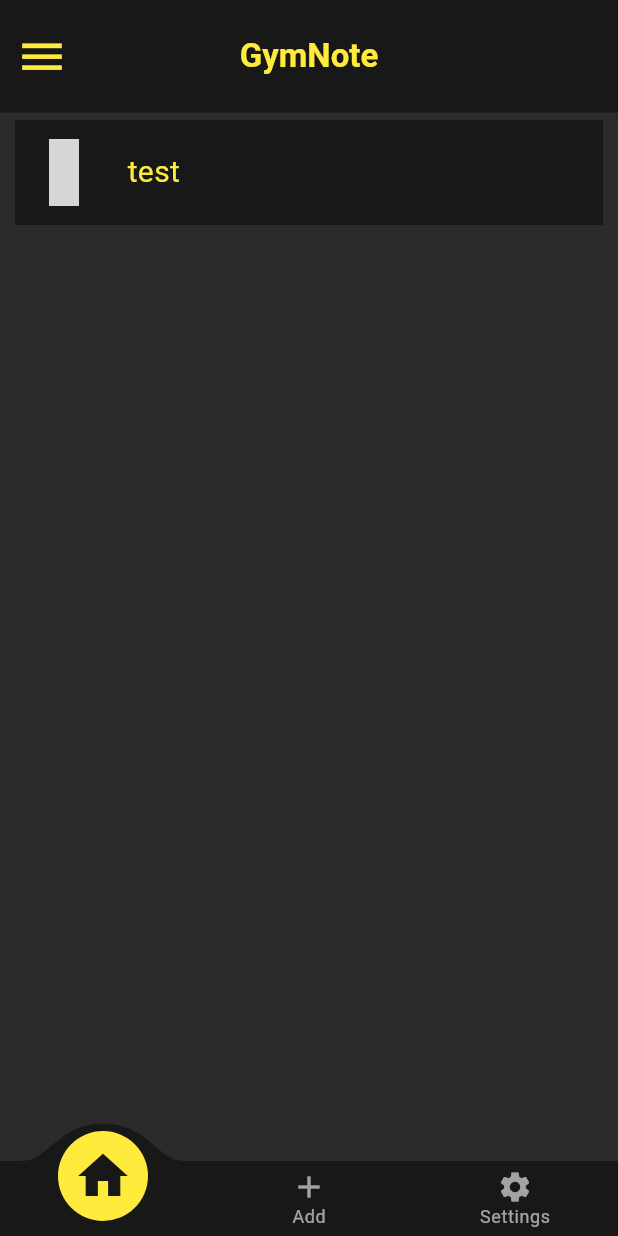
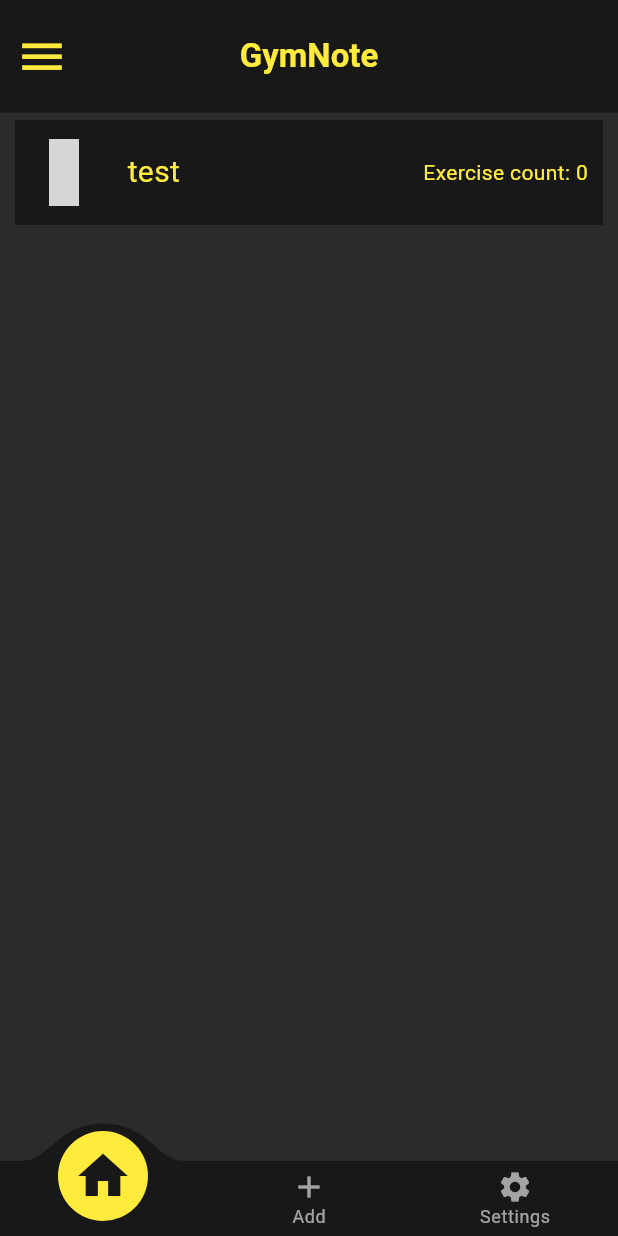
Before and after one commit to kry-ozo/gymNote, a Flutter app: the screen it shows after launch, on a phone screen of 412 x 824 dp. Run offline on Flutter 3.47's test engine with Material 3 defaults, Android fonts, the phone set to English and light mode, and no system bars; drawn by our look-alikes of convex_bottom_bar; missing offline and left inert: super_icons; grey boxes are pictures that could not be loaded.

Commit message:
Added styling for workout tile

```diff
--- a/lib/components/workout_tile.dart
+++ b/lib/components/workout_tile.dart
@@ -3,7 +3,8 @@ import 'package:super_icons/super_icons.dart';
 
 class WorkoutTile extends StatelessWidget {
   final String workoutTitle;
-  const WorkoutTile({super.key, required this.workoutTitle});
+  final int exerciseCount;
+  const WorkoutTile({super.key, required this.workoutTitle, required this.exerciseCount});
 
   @override
   Widget build(BuildContext context) {
@@ -17,7 +18,11 @@ class WorkoutTile extends StatelessWidget {
         children: [
           const Icon(SuperIcons.bx_dumbbell, color: Colors.yellow, size: 45,),
           const SizedBox(width: 20,),
-          Text(workoutTitle, style: const TextStyle(color: Colors.yellow, fontSize: 20),)
+          Text(workoutTitle, style: const TextStyle(color: Colors.yellow, fontSize: 20),),
+          const Spacer(),
+          Text("Exercise count: $exerciseCount", style: const TextStyle(
+            color: Colors.yellow
+          ),)
         ],
       ),
     );
--- a/lib/pages/workouts.dart
+++ b/lib/pages/workouts.dart
@@ -17,8 +17,8 @@ class Workouts extends StatelessWidget {
             onTap: () {
               Navigator.push(context, MaterialPageRoute(builder: (context)=> WorkoutPage(workout: workout.workouts[index])));
             },
-            child: WorkoutTile(workoutTitle: workout.workouts[index].workoutName,
-            ));
+            child: WorkoutTile(workoutTitle: workout.workouts[index].workoutName, exerciseCount: workout.workouts[index].exercises.length,)
+            );
         }
       );
 
```
Also changed, not shown: lib/components/exercise_tile.dart (added, +32 -0 lines), lib/pages/workout.dart (+2 -11 lines).
